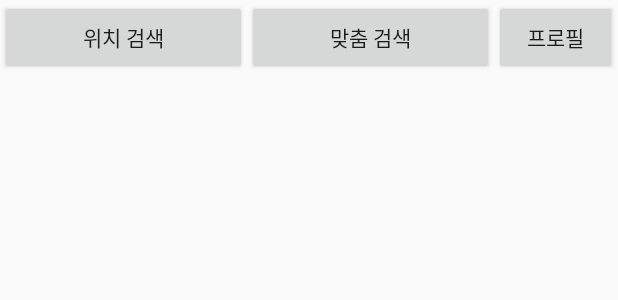
After one commit to Kwangpyo/Volunteer-Matching, an Android app: the layout activity_helper_main.xml on its own in the app's theme, with its tools: preview values and no code run, on a phone screen of 412 x 824 dp. The commit adds this screen. Shown: the top 300 px of the screen. Run offline under Robolectric (Android 15) with nearby library versions, the phone set to English and light mode, and no system bars.

Commit message:
2018-04-05 09:27PM main page for helper

```diff
--- a/app/src/main/AndroidManifest.xml
+++ b/app/src/main/AndroidManifest.xml
@@ -16,7 +16,9 @@
                 <category android:name="android.intent.category.LAUNCHER" />
             </intent-filter>
         </activity>
-        <activity android:name=".LoginActivity"></activity>
+        <activity android:name=".LoginActivity" />
+        <activity android:name=".SelectUserActivity" />
+        <activity android:name=".HelperMainActivity"></activity>
     </application>
 
 </manifest>
--- /dev/null
+++ b/app/src/main/res/layout/activity_helper_main.xml
@@ -0,0 +1,53 @@
+<?xml version="1.0" encoding="utf-8"?>
+<android.support.constraint.ConstraintLayout xmlns:android="http://schemas.android.com/apk/res/android"
+    xmlns:app="http://schemas.android.com/apk/res-auto"
+    xmlns:tools="http://schemas.android.com/tools"
+    android:layout_width="match_parent"
+    android:layout_height="match_parent"
+    tools:context=".HelperMainActivity">
+
+    <LinearLayout
+        android:layout_width="match_parent"
+        android:layout_height="50dp">
+        <Button
+            android:layout_width="0dp"
+            android:layout_height="match_parent"
+            android:layout_weight="0.8"
+            android:id="@+id/btn_search_position"
+            app:layout_constraintTop_toTopOf="parent"
+            app:layout_constraintBottom_toBottomOf="parent"
+            app:layout_constraintLeft_toLeftOf="parent"
+            app:layout_constraintRight_toLeftOf="@id/btn_search_condition"
+            android:text="위치 검색"
+            />
+        <Button
+            android:layout_width="0dp"
+            android:layout_height="match_parent"
+            android:layout_weight="0.8"
+            android:id="@+id/btn_search_condition"
+            app:layout_constraintTop_toTopOf="parent"
+            app:layout_constraintBottom_toBottomOf="parent"
+            app:layout_constraintLeft_toRightOf="@+id/btn_search_position"
+            app:layout_constraintRight_toLeftOf="@id/btn_profile"
+            android:text="맞춤 검색"
+            />
+        <Button
+            android:layout_width="0dp"
+            android:layout_height="match_parent"
+            android:layout_weight="0.4"
+            android:id="@+id/btn_profile"
+            app:layout_constraintTop_toTopOf="parent"
+            app:layout_constraintBottom_toBottomOf="parent"
+            app:layout_constraintLeft_toRightOf="@+id/btn_search_condition"
+            app:layout_constraintRight_toRightOf="parent"
+            android:text="프로필"
+            />
+    </LinearLayout>
+    <FrameLayout
+        android:layout_marginTop="50dp"
+        android:id="@+id/helper_main_frame"
+        android:layout_width="match_parent"
+        android:layout_height="match_parent">
+    </FrameLayout>
+
+</android.support.constraint.ConstraintLayout>
```
Also changed, not shown: app/src/main/java/com/example/volunteer_matching/HelperMainActivity.java (added, +13 -0 lines), app/src/main/java/com/example/volunteer_matching/LoginActivity.java (+13 -0 lines), app/src/main/java/com/example/volunteer_matching/SelectUserActivity.java (added, +29 -0 lines), app/src/main/res/layout/activity_select_user.xml (added, +30 -0 lines).
